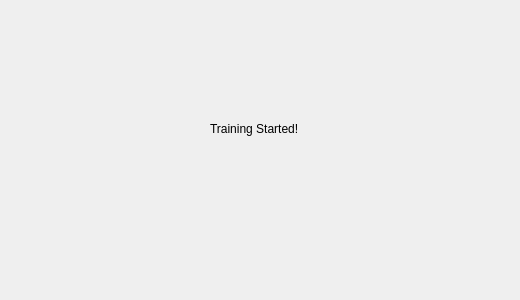
Old version of the form InterfaceChange/training.ui in the repository hlm12348765/QT.
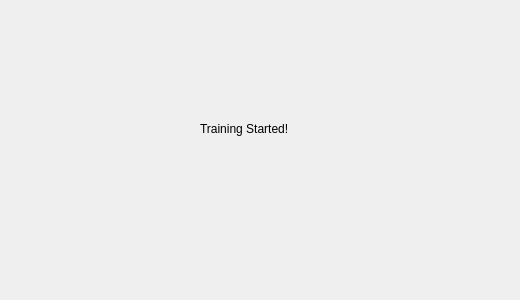
New version of the form.

```diff
--- a/InterfaceChange/training.ui
+++ b/InterfaceChange/training.ui
@@ -16,9 +16,9 @@
   <widget class="QLabel" name="label">
    <property name="geometry">
     <rect>
-     <x>210</x>
+     <x>200</x>
      <y>120</y>
-     <width>100</width>
+     <width>120</width>
      <height>17</height>
     </rect>
    </property>
```
